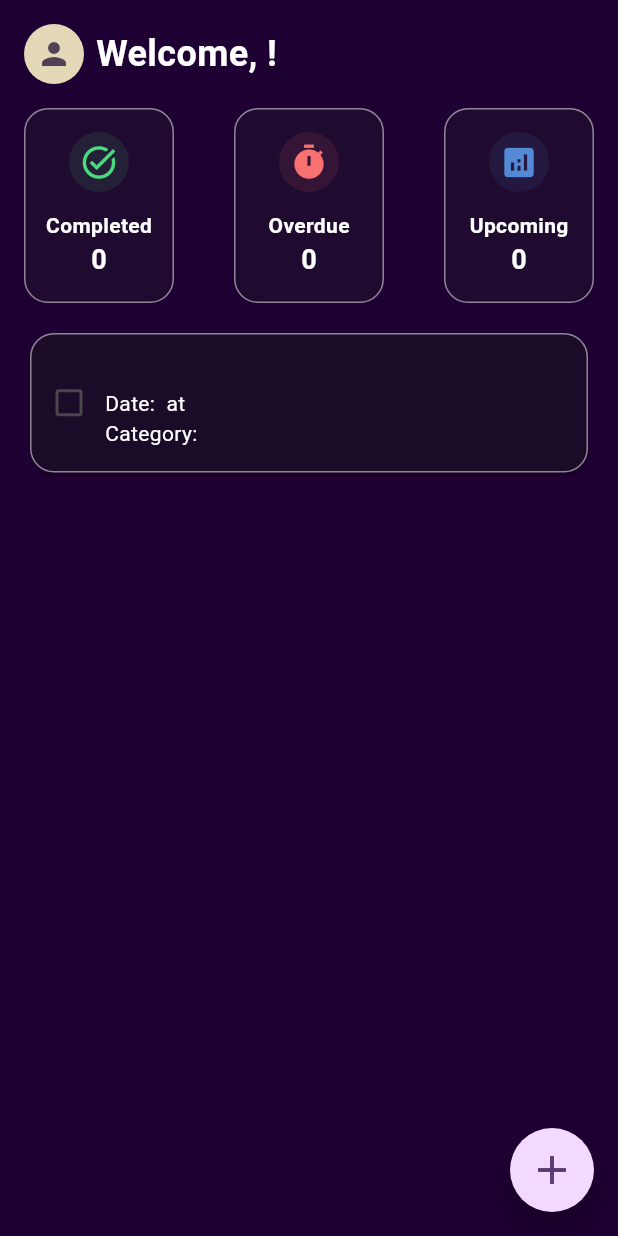
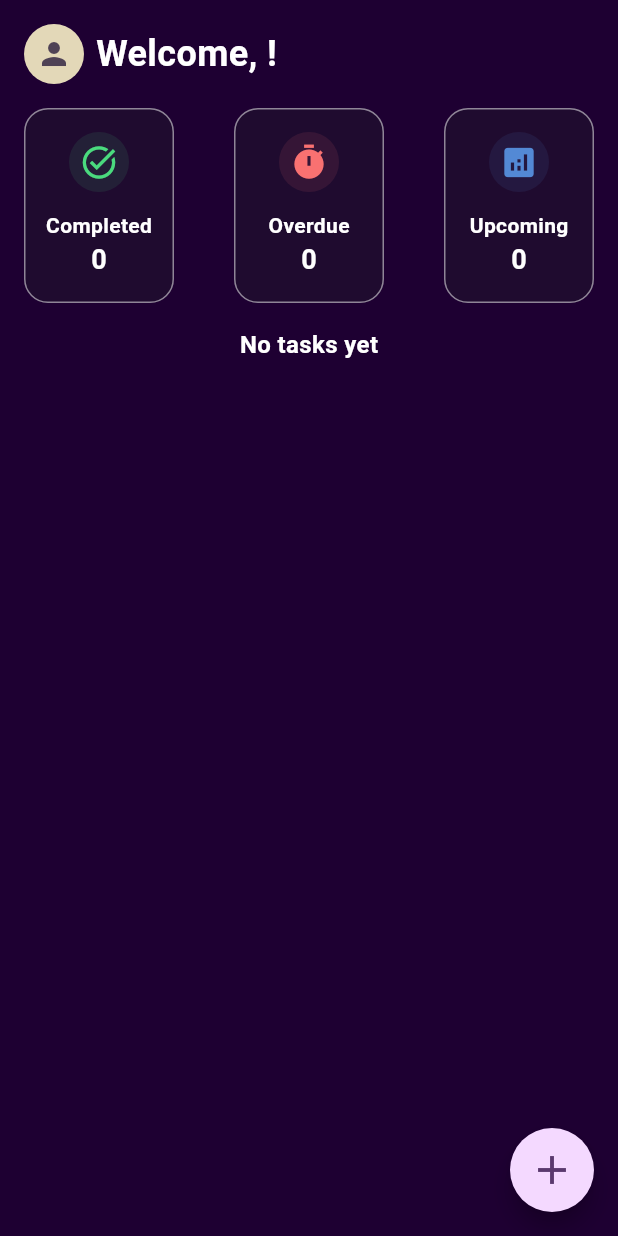
Before and after one commit to MariamAdelMM/TaskFlow, a Flutter app: the HomeScreen screen opened by its route, on a phone screen of 412 x 824 dp. Run offline on Flutter 3.47's test engine with Material 3 defaults, Android fonts, the phone set to English and light mode, and no system bars; our stand-ins replace flutter_riverpod, shared_preferences; accounts and stored records are empty.

Commit message:
feat::display list of tasks

```diff
--- a/task_flow/lib/screens/home.dart
+++ b/task_flow/lib/screens/home.dart
@@ -88,13 +88,14 @@ class _HomeScreenState extends State<HomeScreen> {
                 ],
               ),
               const SizedBox(height: 16),
-              Column(
-                children: [
-                  CategoriesItems(),
-                  const SizedBox(height: 16),
-                  TaskList(),
-                  const SizedBox(height: 16),
-                ],
+              Expanded(
+                child: Column(
+                  children: [
+                    CategoriesItems(),
+                    const SizedBox(height: 16),
+                    Expanded(child: TaskList()),
+                  ],
+                ),
               ),
             ],
           ),
--- a/task_flow/lib/widgets/TaskList.dart
+++ b/task_flow/lib/widgets/TaskList.dart
@@ -1,46 +1,33 @@
 import 'package:flutter/material.dart';
-import 'package:shared_preferences/shared_preferences.dart';
+import 'package:flutter_riverpod/flutter_riverpod.dart';
+import '../providers/task_provider.dart';
 
-class TaskList extends StatefulWidget {
+class TaskList extends ConsumerWidget {
   const TaskList({super.key});
 
   @override
-  State<TaskList> createState() => _TaskListState();
+  Widget build(BuildContext context, WidgetRef ref) {
+    final tasks = ref.watch(taskProvider);
+
+    if (tasks.isEmpty) {
+      return Text(
+        'No tasks yet',
+        style: TextStyle(
+          color: Colors.white,
+          fontSize: 16,
+          fontWeight: FontWeight.bold,
+        ),
+      );
     }
 
-class _TaskListState extends State<TaskList> {
-  String taskTitle = '';
-  String taskDescription = '';
-  String taskDate = '';
-  String taskTime = '';
-  String taskCategory = '';
-  String taskPriority = '';
-  bool isCompleted = false;
+    return ListView.builder(
+      padding: const EdgeInsets.symmetric(vertical: 8),
+      itemCount: tasks.length > 2 ? 2 : tasks.length,
+      itemBuilder: (context, index) {
+        final task = tasks[index];
 
-  Future<void> _loadTask() async {
-    final prefs = await SharedPreferences.getInstance();
-
-    setState(() {
-      taskTitle = prefs.getString('title') ?? '';
-      taskDescription = prefs.getString('description') ?? '';
-      taskDate = prefs.getString('date') ?? '';
-      taskTime = prefs.getString('time') ?? '';
-      taskCategory = prefs.getString('category') ?? '';
-      taskPriority = prefs.getString('priority') ?? '';
-    });
-  }
-
-  @override
-  void initState() {
-    super.initState();
-
-    _loadTask(); // load the task when home screen opens
-  }
-
-  @override
-  Widget build(BuildContext context) {
-    return SizedBox(
-      width: double.infinity,
+        return Padding(
+          padding: const EdgeInsets.symmetric(vertical: 6, horizontal: 12),
           child: Card(
             color: const Color.fromRGBO(31, 22, 43, 0.5),
             shape: RoundedRectangleBorder(
@@ -51,45 +38,52 @@ class _TaskListState extends State<TaskList> {
               ),
             ),
             child: Padding(
-          padding: const EdgeInsets.symmetric(vertical: 16, horizontal: 2),
+              padding: const EdgeInsets.symmetric(vertical: 16, horizontal: 12),
               child: Row(
-            mainAxisAlignment: MainAxisAlignment.start,
                 children: [
                   Checkbox(
-                value: isCompleted,
+                    value: task.isCompleted,
                     activeColor: Theme.of(context).colorScheme.primary,
-                onChanged: (value) {
-                  setState(() {
-                    isCompleted = value ?? false;
-                  });
+                    onChanged: (_) {
+                      ref.read(taskProvider.notifier).toggleComplete(index);
                     },
                   ),
-              Column(
+                  const SizedBox(width: 12),
+                  Expanded(
+                    child: Column(
                       crossAxisAlignment: CrossAxisAlignment.start,
                       children: [
                         Text(
-                    taskTitle,
-                    style: TextStyle(
+                          task.title,
+                          style: const TextStyle(
                             color: Colors.white,
                             fontWeight: FontWeight.bold,
+                            fontSize: 16,
                           ),
                         ),
-
                         Text(
-                    'Date: $taskDate at $taskTime',
-                    style: TextStyle(color: Colors.white),
+                          'Date: ${task.date.day}/${task.date.month}/${task.date.year} at ${task.time.format(context)}',
+                          style: const TextStyle(color: Colors.white),
                         ),
-
                         Text(
-                    'Category: $taskCategory',
-                    style: TextStyle(color: Colors.white),
+                          'Category: ${task.category.name[0].toUpperCase()}${task.category.name.substring(1)}',
+                          style: const TextStyle(color: Colors.white),
                         ),
                       ],
+                    ),
+                  ),
+                  IconButton(
+                    icon: const Icon(Icons.delete, color: Colors.redAccent),
+                    onPressed: () {
+                      ref.read(taskProvider.notifier).deleteTask(index);
+                    },
                   ),
                 ],
               ),
             ),
           ),
         );
+      },
+    );
   }
 }
```
Lines whose indentation alone changed are shown as unchanged.
